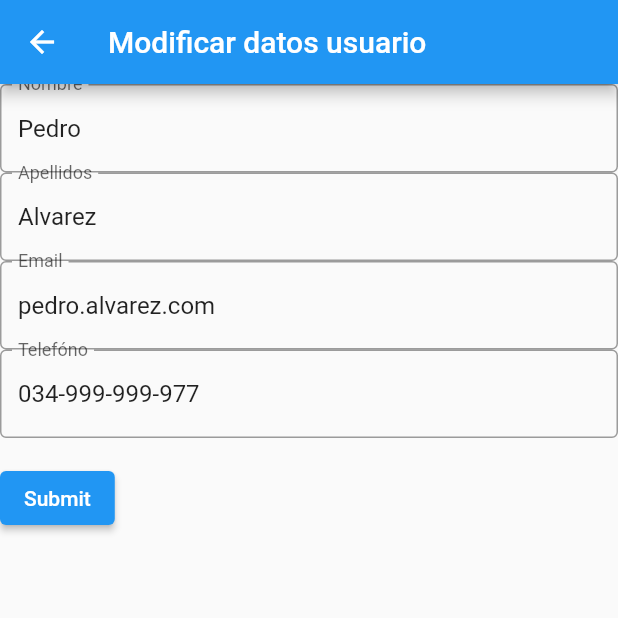
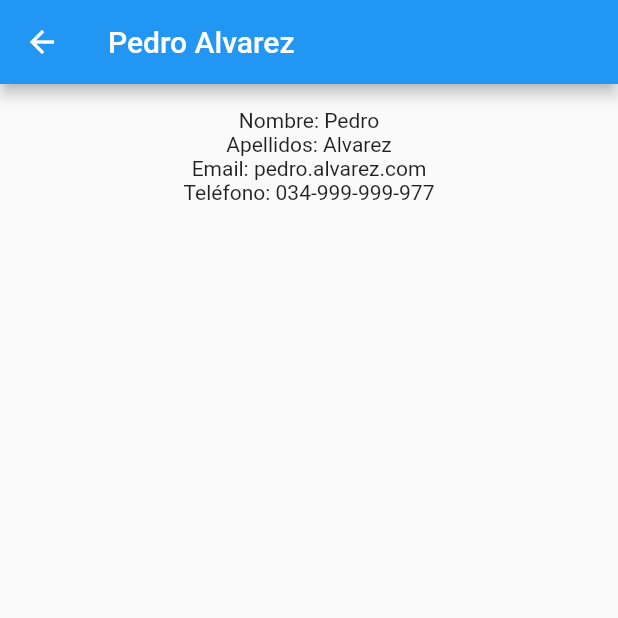
Before and after one commit to UO264637/vets-UO264637-flutter-app, a Flutter app: the screen it shows after launch, after a tap on an icon or button, on a phone screen of 412 x 824 dp, the top half of it. Run offline on Flutter 3.47's test engine with Material 2 defaults, Android fonts, the phone set to English and light mode, and no system bars.

Commit message:
detalles usuario

```diff
--- a/vets_uo264637_flutter_app/lib/pages/home_page.dart
+++ b/vets_uo264637_flutter_app/lib/pages/home_page.dart
@@ -1,4 +1,5 @@
 import 'package:flutter/material.dart';
+import 'package:vets_uo264637_flutter_app/pages/user_details.dart';
 
 import 'package:vets_uo264637_flutter_app/src/user.dart';
 import 'user_sigup_form.dart';
@@ -31,27 +32,7 @@ class StateHomePage extends State<HomePage> {
         itemBuilder: (context, index) {
           return ListTile(
             onTap: () {
-              User currentUser = users[index];
-              Navigator.push(
-                      context,
-                      MaterialPageRoute(
-                          builder: (context) => UserEdit(user: currentUser)))
-                  .then((modifiedUser) => {
-                        if (modifiedUser != null)
-                          {
-                            setState(() {
-                              users.removeAt(index);
-                            users.insert(index, modifiedUser);
-                              String message =
-                                  "El usuario ${modifiedUser.name} ha sido actualizado correctamenet.";
-                              showDialog(
-                                context: context,
-                                builder: (context) => CustomAlertDialog.create(
-                                    context, 'Información', message),
-                              );
-                            })
-                          }
-                      });
+              viewUser(context, index);
             },
             onLongPress: () {
               deleteUser(context, users[index]);
@@ -94,6 +75,40 @@ class StateHomePage extends State<HomePage> {
     ); // Scaffor
   }
 
+  viewUser(BuildContext context, index) {
+    User currentUser = users[index];
+    Navigator.push(
+      context,
+      MaterialPageRoute(
+        builder: (context) => UserDetails(user: currentUser)
+      )
+    );
+  }
+
+  updateUser(BuildContext context, index) {
+    User currentUser = users[index];
+              Navigator.push(
+                      context,
+                      MaterialPageRoute(
+                          builder: (context) => UserEdit(user: currentUser)))
+                  .then((modifiedUser) => {
+                        if (modifiedUser != null)
+                          {
+                            setState(() {
+                              users.removeAt(index);
+                            users.insert(index, modifiedUser);
+                              String message =
+                                  "El usuario ${modifiedUser.name} ha sido actualizado correctamenet.";
+                              showDialog(
+                                context: context,
+                                builder: (context) => CustomAlertDialog.create(
+                                    context, 'Información', message),
+                              );
+                            })
+                          }
+                      });
+  }
+
   deleteUser(BuildContext context, User user) {
     showDialog(
         context: context,
--- /dev/null
+++ b/vets_uo264637_flutter_app/lib/pages/user_details.dart
@@ -0,0 +1,32 @@
+import 'package:flutter/material.dart';
+import 'package:vets_uo264637_flutter_app/src/user.dart';
+
+class UserDetails extends StatefulWidget {
+  final User user;
+  const UserDetails({super.key, required this.user});
+  @override
+  State<StatefulWidget> createState() => StateUserDetails();
+}
+
+class StateUserDetails extends State<UserDetails> {
+  @override
+  Widget build(BuildContext context) {
+    return Scaffold(
+        appBar: AppBar(
+          title: Text("${widget.user.name} ${widget.user.surname}"),
+        ),
+        body: Container(
+          padding: const EdgeInsets.all(16),
+          width: MediaQuery.of(context).size.width,
+          child: Column(
+            children: <Widget>[
+              Text("Nombre: ${widget.user.name}"),
+              Text("Apellidos: ${widget.user.surname}"),
+              Text("Email: ${widget.user.email}"),
+              Text("Teléfono: ${widget.user.phone}")
+            ],
+          ),
+        )
+    );
+  }
+}
```
